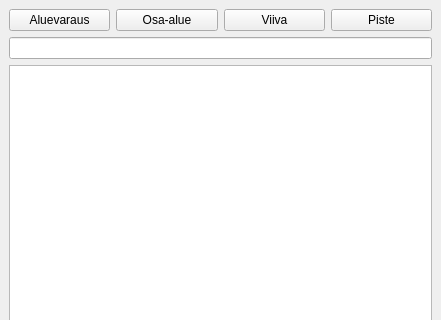
First picture: the form in arho_feature_template/gui/docks/plan_features_dock.ui, repository GispoCoding/arho-qgis-plugin, before the edit; both pictures show x 0 to 441 and y 0 to 320 of the 441 by 615 pixel window.
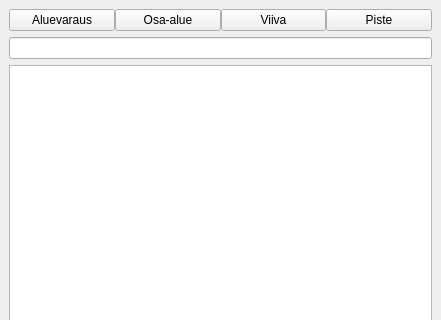
Second picture: the form after the edit. Custom widgets are drawn as their Qt base class.

Commit message: tiny UI change for plan features dock

The edit to the form file:
```diff
--- a/arho_feature_template/gui/docks/plan_features_dock.ui
+++ b/arho_feature_template/gui/docks/plan_features_dock.ui
@@ -17,6 +17,9 @@
    <layout class="QVBoxLayout" name="verticalLayout">
     <item>
      <layout class="QHBoxLayout" name="horizontalLayout">
+      <property name="spacing">
+       <number>0</number>
+      </property>
       <item>
        <widget class="QPushButton" name="land_use_area_btn">
         <property name="text">
```
